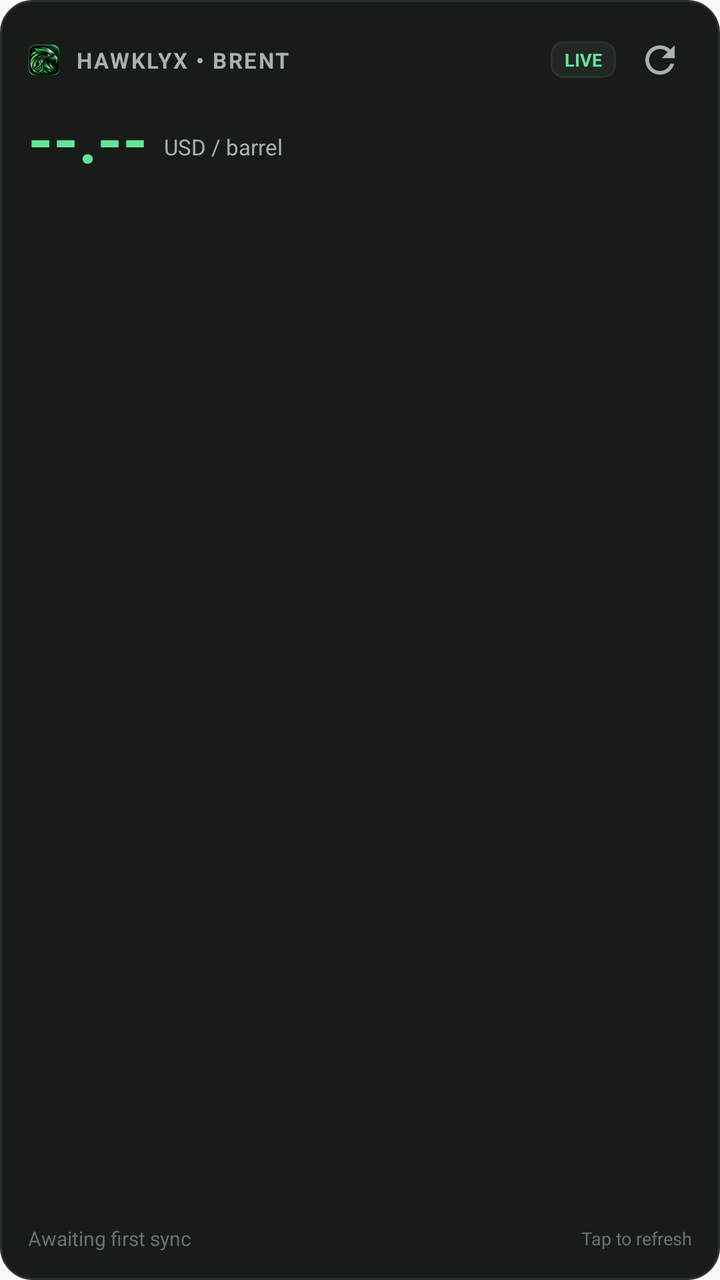
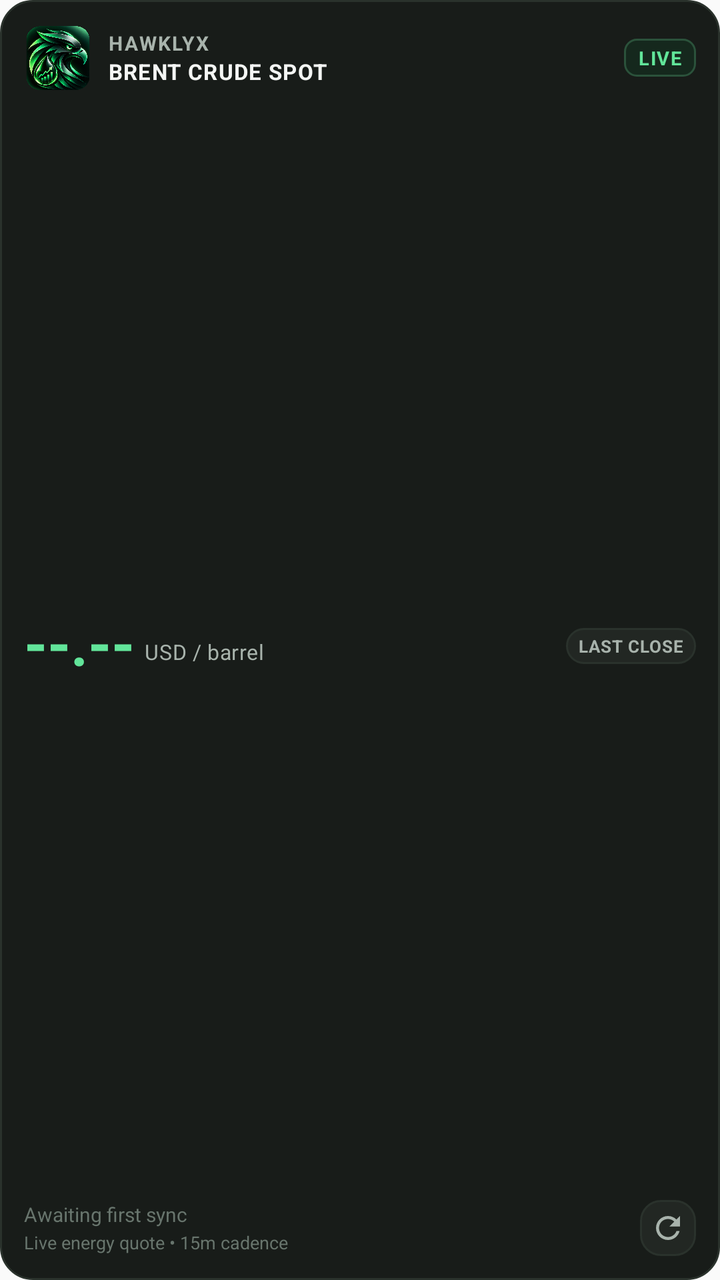

Screens rendered from an Android XML layout before and after an edit, with the pre-edit source and the edit as a unified diff.
<!-- AndroidManifest.xml: application theme Theme.HAWKLYX -->
<!-- res/layout/hawklyx_widget_layout.xml -->
<?xml version="1.0" encoding="utf-8"?>
<RelativeLayout xmlns:android="http://schemas.android.com/apk/res/android"
    android:id="@+id/widget_root"
    android:layout_width="match_parent"
    android:layout_height="match_parent"
    android:background="@drawable/hawklyx_widget_bg"
    android:padding="14dp">

    
    <LinearLayout
        android:id="@+id/widget_header"
        android:layout_width="match_parent"
        android:layout_height="wrap_content"
        android:layout_alignParentTop="true"
        android:gravity="center_vertical"
        android:orientation="horizontal">

        <ImageView
            android:id="@+id/widget_icon"
            android:layout_width="16dp"
            android:layout_height="16dp"
            android:contentDescription="@string/app_name"
            android:src="@drawable/hawklyx_icon_small" />

        <TextView
            android:id="@+id/widget_title"
            android:layout_width="0dp"
            android:layout_height="wrap_content"
            android:layout_marginStart="8dp"
            android:layout_weight="1"
            android:ellipsize="end"
            android:letterSpacing="0.08"
            android:maxLines="1"
            android:text="HAWKLYX • BRENT"
            android:textColor="@color/hawklyx_text_secondary"
            android:textSize="11sp"
            android:textStyle="bold" />

        <TextView
            android:id="@+id/widget_status_badge"
            android:layout_width="wrap_content"
            android:layout_height="wrap_content"
            android:layout_marginEnd="6dp"
            android:background="@drawable/hawklyx_badge_bg"
            android:paddingStart="7dp"
            android:paddingTop="3dp"
            android:paddingEnd="7dp"
            android:paddingBottom="3dp"
            android:text="@string/status_fresh"
            android:textColor="@color/hawklyx_emerald"
            android:textSize="9sp"
            android:textStyle="bold" />

        <ImageButton
            android:id="@+id/widget_btn_refresh"
            android:layout_width="32dp"
            android:layout_height="32dp"
            android:background="?android:attr/selectableItemBackgroundBorderless"
            android:contentDescription="@string/tap_to_refresh"
            android:padding="5dp"
            android:scaleType="centerInside"
            android:src="@drawable/ic_refresh" />
    </LinearLayout>

    
    <LinearLayout
        android:id="@+id/widget_price_container"
        android:layout_width="wrap_content"
        android:layout_height="wrap_content"
        android:layout_below="@id/widget_header"
        android:layout_marginTop="6dp"
        android:gravity="bottom"
        android:orientation="horizontal">

        <TextView
            android:id="@+id/widget_price"
            android:layout_width="wrap_content"
            android:layout_height="wrap_content"
            android:includeFontPadding="false"
            android:text="--.--"
            android:textColor="@color/hawklyx_emerald"
            android:textSize="32sp"
            android:textStyle="bold" />

        <TextView
            android:id="@+id/widget_unit"
            android:layout_width="wrap_content"
            android:layout_height="wrap_content"
            android:layout_marginStart="8dp"
            android:layout_marginBottom="4dp"
            android:text="@string/unit_usd_bbl"
            android:textColor="@color/hawklyx_text_secondary"
            android:textSize="11sp" />
    </LinearLayout>

    
    <LinearLayout
        android:id="@+id/widget_footer"
        android:layout_width="match_parent"
        android:layout_height="wrap_content"
        android:layout_alignParentBottom="true"
        android:gravity="center_vertical"
        android:orientation="horizontal">

        <TextView
            android:id="@+id/widget_updated"
            android:layout_width="0dp"
            android:layout_height="wrap_content"
            android:layout_weight="1"
            android:ellipsize="end"
            android:maxLines="1"
            android:text="Awaiting first sync"
            android:textColor="@color/hawklyx_text_muted"
            android:textSize="10sp" />

        <TextView
            android:id="@+id/widget_status_msg"
            android:layout_width="wrap_content"
            android:layout_height="wrap_content"
            android:ellipsize="end"
            android:maxLines="1"
            android:text="@string/tap_to_refresh"
            android:textColor="@color/hawklyx_text_muted"
            android:textSize="9sp" />
    </LinearLayout>

</RelativeLayout>
<!-- resources referenced by this layout -->
<resources>
  <color name="hawklyx_emerald">#62E59A</color>
  <color name="hawklyx_text_muted">#68756D</color>
  <color name="hawklyx_text_secondary">#A8B3AC</color>
  <!-- drawable hawklyx_badge_bg (drawable) -->
  <?xml version="1.0" encoding="utf-8"?>
  <shape xmlns:android="http://schemas.android.com/apk/res/android"
      android:shape="rectangle">
      <solid android:color="@color/hawklyx_surface_variant" />
      <corners android:radius="6dp" />
      <stroke
          android:width="1dp"
          android:color="@color/hawklyx_border" />
  </shape>
  <!-- drawable hawklyx_icon_small: png bitmap (drawable, 21660 bytes) -->
  <!-- drawable hawklyx_widget_bg (drawable) -->
  <?xml version="1.0" encoding="utf-8"?>
  <shape xmlns:android="http://schemas.android.com/apk/res/android"
      android:shape="rectangle">
      <solid android:color="@color/hawklyx_surface" />
      <corners android:radius="16dp" />
      <stroke
          android:width="1dp"
          android:color="@color/hawklyx_border" />
  </shape>
  <!-- drawable ic_refresh (drawable) -->
  <vector xmlns:android="http://schemas.android.com/apk/res/android"
      android:width="24dp"
      android:height="24dp"
      android:viewportWidth="24"
      android:viewportHeight="24"
      android:tint="@color/hawklyx_text_secondary">
      <path
          android:fillColor="@android:color/white"
          android:pathData="M17.65,6.35C16.2,4.9 14.21,4 12,4c-4.42,0 -7.99,3.58 -7.99,8s3.57,8 7.99,8c3.73,0 6.84,-2.55 7.73,-6h-2.08c-0.82,2.33 -3.04,4 -5.65,4 -3.31,0 -6,-2.69 -6,-6s2.69,-6 6,-6c1.66,0 3.14,0.69 4.22,1.78L13,11h7V4l-2.35,2.35z"/>
  </vector>
  <string name="app_name">HAWKLYX</string>
  <string name="status_fresh">LIVE</string>
  <string name="tap_to_refresh">Tap to refresh</string>
  <string name="unit_usd_bbl">USD / barrel</string>
  <style name="Theme.HAWKLYX" parent="android:Theme.Material.Light.NoActionBar" />
  <color name="hawklyx_surface_variant">#222723</color>
  <color name="hawklyx_border">#2A322C</color>
  <color name="hawklyx_surface">#181C19</color>
</resources>

<!-- the commit's change to res/layout/hawklyx_widget_layout.xml (unified diff, before → after) -->
@@ -1,96 +1,148 @@
 <?xml version="1.0" encoding="utf-8"?>
-<RelativeLayout xmlns:android="http://schemas.android.com/apk/res/android"
+<LinearLayout xmlns:android="http://schemas.android.com/apk/res/android"
     android:id="@+id/widget_root"
     android:layout_width="match_parent"
     android:layout_height="match_parent"
     android:background="@drawable/hawklyx_widget_bg"
-    android:padding="14dp">
+    android:orientation="vertical"
+    android:padding="12dp">
 
     
     <LinearLayout
         android:id="@+id/widget_header"
         android:layout_width="match_parent"
         android:layout_height="wrap_content"
-        android:layout_alignParentTop="true"
         android:gravity="center_vertical"
         android:orientation="horizontal">
 
+        
         <ImageView
             android:id="@+id/widget_icon"
-            android:layout_width="16dp"
-            android:layout_height="16dp"
+            android:layout_width="34dp"
+            android:layout_height="34dp"
             android:contentDescription="@string/app_name"
-            android:src="@drawable/hawklyx_icon_small" />
+            android:scaleType="fitCenter"
+            android:src="@drawable/hawklyx_logo" />
 
-        <TextView
-            android:id="@+id/widget_title"
+        <LinearLayout
             android:layout_width="0dp"
             android:layout_height="wrap_content"
             android:layout_marginStart="8dp"
             android:layout_weight="1"
-            android:ellipsize="end"
-            android:letterSpacing="0.08"
-            android:maxLines="1"
-            android:text="HAWKLYX • BRENT"
-            android:textColor="@color/hawklyx_text_secondary"
-            android:textSize="11sp"
-            android:textStyle="bold" />
+            android:gravity="center_vertical"
+            android:orientation="vertical">
 
+            <TextView
+                android:id="@+id/widget_brand_title"
+                android:layout_width="wrap_content"
+                android:layout_height="wrap_content"
+                android:ellipsize="end"
+                android:letterSpacing="0.08"
+                android:maxLines="1"
+                android:text="HAWKLYX"
+                android:textColor="@color/hawklyx_text_secondary"
+                android:textSize="10sp"
+                android:textStyle="bold" />
+
+            <TextView
+                android:id="@+id/widget_title"
+                android:layout_width="wrap_content"
+                android:layout_height="wrap_content"
+                android:ellipsize="end"
+                android:letterSpacing="0.04"
+                android:maxLines="1"
+                android:text="BRENT CRUDE SPOT"
+                android:textColor="@color/hawklyx_text_primary"
+                android:textSize="11sp"
+                android:textStyle="bold" />
+        </LinearLayout>
+
+        
         <TextView
             android:id="@+id/widget_status_badge"
             android:layout_width="wrap_content"
             android:layout_height="wrap_content"
-            android:layout_marginEnd="6dp"
-            android:background="@drawable/hawklyx_badge_bg"
+            android:background="@drawable/hawklyx_badge_emerald"
+            android:letterSpacing="0.06"
             android:paddingStart="7dp"
             android:paddingTop="3dp"
             android:paddingEnd="7dp"
             android:paddingBottom="3dp"
             android:text="@string/status_fresh"
             android:textColor="@color/hawklyx_emerald"
-            android:textSize="9sp"
+            android:textSize="9.5sp"
             android:textStyle="bold" />
-
-        <ImageButton
-            android:id="@+id/widget_btn_refresh"
-            android:layout_width="32dp"
-            android:layout_height="32dp"
-            android:background="?android:attr/selectableItemBackgroundBorderless"
-            android:contentDescription="@string/tap_to_refresh"
-            android:padding="5dp"
-            android:scaleType="centerInside"
-            android:src="@drawable/ic_refresh" />
     </LinearLayout>
 
     
     <LinearLayout
         android:id="@+id/widget_price_container"
-        android:layout_width="wrap_content"
-        android:layout_height="wrap_content"
-        android:layout_below="@id/widget_header"
-        android:layout_marginTop="6dp"
-        android:gravity="bottom"
-        android:orientation="horizontal">
+        android:layout_width="match_parent"
+        android:layout_height="0dp"
+        android:layout_weight="1"
+        android:gravity="center_vertical"
+        android:orientation="horizontal"
+        android:paddingTop="2dp"
+        android:paddingBottom="2dp">
 
-        <TextView
-            android:id="@+id/widget_price"
+        
+        <LinearLayout
             android:layout_width="wrap_content"
             android:layout_height="wrap_content"
-            android:includeFontPadding="false"
-            android:text="--.--"
-            android:textColor="@color/hawklyx_emerald"
-            android:textSize="32sp"
-            android:textStyle="bold" />
+            android:gravity="bottom"
+            android:orientation="horizontal">
 
-        <TextView
-            android:id="@+id/widget_unit"
-            android:layout_width="wrap_content"
+            <TextView
+                android:id="@+id/widget_price"
+                android:layout_width="wrap_content"
+                android:layout_height="wrap_content"
+                android:fontFeatureSettings="tnum"
+                android:includeFontPadding="false"
+                android:text="--.--"
+                android:textColor="@color/hawklyx_emerald"
+                android:textSize="30sp"
+                android:textStyle="bold" />
+
+            <TextView
+                android:id="@+id/widget_unit"
+                android:layout_width="wrap_content"
+                android:layout_height="wrap_content"
+                android:layout_marginStart="5dp"
+                android:layout_marginBottom="3dp"
+                android:letterSpacing="0.02"
+                android:maxLines="1"
+                android:text="@string/unit_usd_bbl"
+                android:textColor="@color/hawklyx_text_secondary"
+                android:textSize="10.5sp" />
+        </LinearLayout>
+
+        
+        <LinearLayout
+            android:id="@+id/widget_cadence_container"
+            android:layout_width="0dp"
             android:layout_height="wrap_content"
             android:layout_marginStart="8dp"
-            android:layout_marginBottom="4dp"
-            android:text="@string/unit_usd_bbl"
-            android:textColor="@color/hawklyx_text_secondary"
-            android:textSize="11sp" />
+            android:layout_weight="1"
+            android:gravity="end|center_vertical">
+
+            <TextView
+                android:id="@+id/widget_cadence_pill"
+                android:layout_width="wrap_content"
+                android:layout_height="wrap_content"
+                android:background="@drawable/hawklyx_card_surface"
+                android:ellipsize="end"
+                android:gravity="center"
+                android:letterSpacing="0.04"
+                android:maxLines="1"
+                android:paddingStart="6dp"
+                android:paddingTop="3dp"
+                android:paddingEnd="6dp"
+                android:paddingBottom="3dp"
+                android:text="LAST CLOSE"
+                android:textColor="@color/hawklyx_text_secondary"
+                android:textSize="8.5sp"
+                android:textStyle="bold" />
+        </LinearLayout>
     </LinearLayout>
 
     
@@ -98,30 +150,48 @@
         android:id="@+id/widget_footer"
         android:layout_width="match_parent"
         android:layout_height="wrap_content"
-        android:layout_alignParentBottom="true"
         android:gravity="center_vertical"
         android:orientation="horizontal">
 
-        <TextView
-            android:id="@+id/widget_updated"
+        <LinearLayout
             android:layout_width="0dp"
             android:layout_height="wrap_content"
             android:layout_weight="1"
-            android:ellipsize="end"
-            android:maxLines="1"
-            android:text="Awaiting first sync"
-            android:textColor="@color/hawklyx_text_muted"
-            android:textSize="10sp" />
+            android:gravity="center_vertical"
+            android:orientation="vertical">
 
-        <TextView
-            android:id="@+id/widget_status_msg"
-            android:layout_width="wrap_content"
-            android:layout_height="wrap_content"
-            android:ellipsize="end"
-            android:maxLines="1"
-            android:text="@string/tap_to_refresh"
-            android:textColor="@color/hawklyx_text_muted"
-            android:textSize="9sp" />
+            <TextView
+                android:id="@+id/widget_updated"
+                android:layout_width="wrap_content"
+                android:layout_height="wrap_content"
+                android:ellipsize="end"
+                android:maxLines="1"
+                android:text="Awaiting first sync"
+                android:textColor="@color/hawklyx_text_muted"
+                android:textSize="10sp" />
+
+            <TextView
+                android:id="@+id/widget_status_msg"
+                android:layout_width="wrap_content"
+                android:layout_height="wrap_content"
+                android:layout_marginTop="1dp"
+                android:ellipsize="end"
+                android:maxLines="1"
+                android:text="Live energy quote • 15m cadence"
+                android:textColor="@color/hawklyx_text_muted"
+                android:textSize="9sp" />
+        </LinearLayout>
+
+        <ImageButton
+            android:id="@+id/widget_btn_refresh"
+            android:layout_width="28dp"
+            android:layout_height="28dp"
+            android:layout_marginStart="8dp"
+            android:background="@drawable/hawklyx_card_surface"
+            android:contentDescription="@string/tap_to_refresh"
+            android:padding="5dp"
+            android:scaleType="centerInside"
+            android:src="@drawable/ic_refresh" />
     </LinearLayout>
 
-</RelativeLayout>
+</LinearLayout>
<!-- resource entries referenced after the edit -->
@@ -2,18 +2,29 @@
 <resources>
   <color name="hawklyx_emerald">#62E59A</color>
   <color name="hawklyx_text_muted">#68756D</color>
+  <color name="hawklyx_text_primary">#F4F6F4</color>
   <color name="hawklyx_text_secondary">#A8B3AC</color>
-  <!-- drawable hawklyx_badge_bg (drawable) -->
+  <!-- drawable hawklyx_badge_emerald (drawable) -->
+  <?xml version="1.0" encoding="utf-8"?>
+  <shape xmlns:android="http://schemas.android.com/apk/res/android"
+      android:shape="rectangle">
+      <solid android:color="@color/hawklyx_badge_emerald_bg" />
+      <corners android:radius="6dp" />
+      <stroke
+          android:width="1dp"
+          android:color="@color/hawklyx_badge_emerald_border" />
+  </shape>
+  <!-- drawable hawklyx_card_surface (drawable) -->
   <?xml version="1.0" encoding="utf-8"?>
   <shape xmlns:android="http://schemas.android.com/apk/res/android"
       android:shape="rectangle">
       <solid android:color="@color/hawklyx_surface_variant" />
-      <corners android:radius="6dp" />
+      <corners android:radius="10dp" />
       <stroke
           android:width="1dp"
           android:color="@color/hawklyx_border" />
   </shape>
-  <!-- drawable hawklyx_icon_small: png bitmap (drawable, 21660 bytes) -->
+  <!-- drawable hawklyx_logo: png bitmap (drawable, 376955 bytes) -->
   <!-- drawable hawklyx_widget_bg (drawable) -->
   <?xml version="1.0" encoding="utf-8"?>
   <shape xmlns:android="http://schemas.android.com/apk/res/android"
@@ -40,6 +51,8 @@
   <string name="tap_to_refresh">Tap to refresh</string>
   <string name="unit_usd_bbl">USD / barrel</string>
   <style name="Theme.HAWKLYX" parent="android:Theme.Material.Light.NoActionBar" />
+  <color name="hawklyx_badge_emerald_bg">#15281D</color>
+  <color name="hawklyx_badge_emerald_border">#2B523B</color>
   <color name="hawklyx_surface_variant">#222723</color>
   <color name="hawklyx_border">#2A322C</color>
   <color name="hawklyx_surface">#181C19</color>
